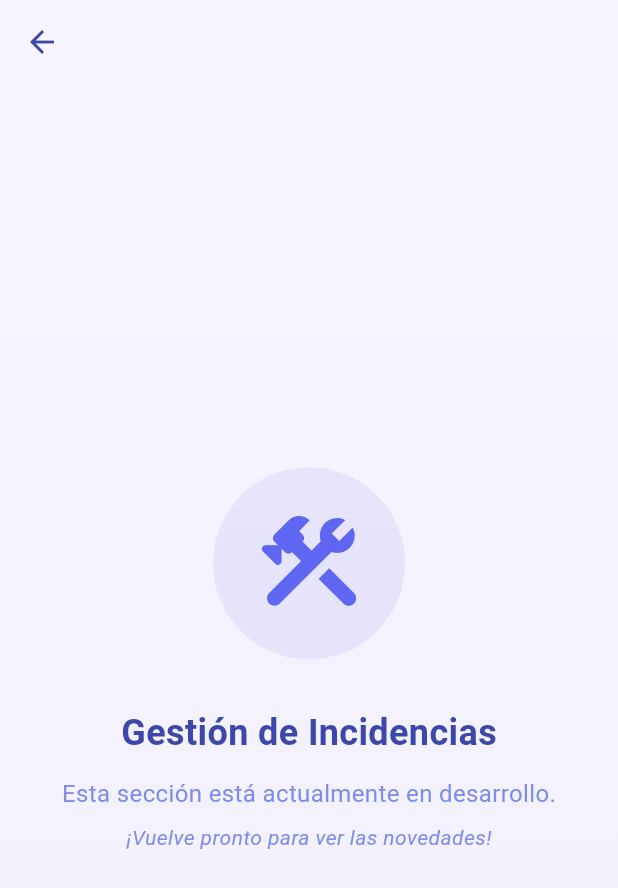
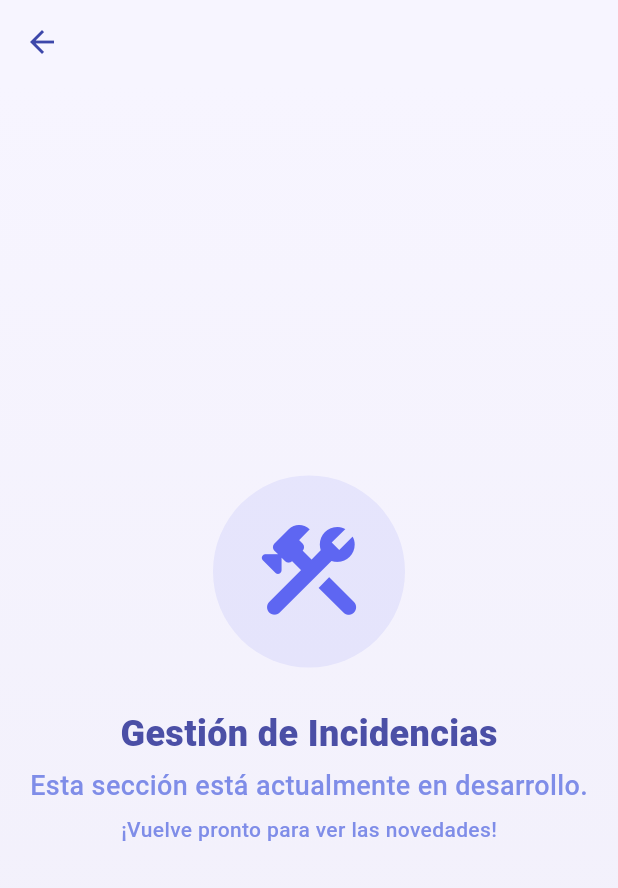
Before and after one commit to JSebasAM/AulaSmart-Front-end, a Flutter app: the AdminDashboardView screen opened by its route, after a tap on "Incidencias", on a phone screen of 412 x 824 dp. Shown: the top 888 px of the screen. Run offline on Flutter 3.47's test engine with Material 3 defaults, Android fonts, the light colour scheme and no system bars; our stand-ins replace dio, flutter_dotenv, flutter_riverpod, flutter_secure_storage, go_router, shared_preferences; accounts and stored records are empty; network calls fail.

Commit message:
style: Correciones en las vistas para su correcta implementación con los themes AUS-53

```diff
--- /dev/null
+++ b/devtools_options.yaml
@@ -0,0 +1,3 @@
+description: This file stores settings for Dart & Flutter DevTools.
+documentation: https://docs.flutter.dev/tools/devtools/extensions#configure-extension-enablement-states
+extensions:
--- a/lib/routes/app_routes.dart
+++ b/lib/routes/app_routes.dart
@@ -4,7 +4,6 @@ import 'package:aulasmart_front_end/views/app_shell_view.dart';
 import 'package:aulasmart_front_end/views/coming_soon_view.dart';
 import 'package:aulasmart_front_end/views/evidence_view.dart';
 import 'package:aulasmart_front_end/views/login_view.dart';
-import 'package:flutter/material.dart';
 import 'package:go_router/go_router.dart';
 
 final GoRouter routerProvider = GoRouter(
@@ -13,7 +12,7 @@ final GoRouter routerProvider = GoRouter(
   routes: [
     GoRoute(
       path: '/',
-      redirect: (_, __) => '/home',
+      redirect: (_, _) => '/home',
     ),
     GoRoute(
       path: '/login',
--- a/lib/views/admin/admin_dashboard_view.dart
+++ b/lib/views/admin/admin_dashboard_view.dart
@@ -1,6 +1,7 @@
 import 'package:flutter/material.dart';
 import 'package:go_router/go_router.dart';
 import '../../themes/app_colors.dart';
+import '../../themes/app_text_styles.dart';
 
 class AdminDashboardView extends StatelessWidget {
   const AdminDashboardView({super.key});
@@ -9,7 +10,7 @@ class AdminDashboardView extends StatelessWidget {
   Widget build(BuildContext context) {
     return Scaffold(
       appBar: AppBar(
-        title: const Text('Panel Administrativo', style: TextStyle(fontWeight: FontWeight.bold)),
+        title: Text('Panel Administrativo', style: AppTextStyles.sectionTitle.copyWith(fontSize: 22)),
         backgroundColor: Colors.transparent,
         elevation: 0,
         foregroundColor: AppColors.textPrimary,
@@ -22,18 +23,14 @@ class AdminDashboardView extends StatelessWidget {
             child: Column(
               crossAxisAlignment: CrossAxisAlignment.start,
               children: [
-                const Text(
+                Text(
                   'Bienvenido, Administrador',
-                  style: TextStyle(
-                    fontSize: 24,
-                    fontWeight: FontWeight.bold,
-                    color: AppColors.textPrimary,
-                  ),
+                  style: AppTextStyles.pageTitle.copyWith(fontSize: 24),
                 ),
                 const SizedBox(height: 8),
                 const Text(
                   'Selecciona una sección para gestionar el sistema.',
-                  style: TextStyle(color: AppColors.textSecondary),
+                  style: AppTextStyles.sectionBody,
                 ),
                 const SizedBox(height: 40),
                 Expanded(
@@ -110,11 +107,7 @@ class AdminDashboardView extends StatelessWidget {
               const SizedBox(height: 12),
               Text(
                 title,
-                style: const TextStyle(
-                  fontWeight: FontWeight.bold,
-                  fontSize: 16,
-                  color: AppColors.textPrimary,
-                ),
+                style: AppTextStyles.cardTitle,
               ),
             ],
           ),
--- a/lib/views/coming_soon_view.dart
+++ b/lib/views/coming_soon_view.dart
@@ -1,5 +1,6 @@
 import 'package:flutter/material.dart';
 import '../themes/app_colors.dart';
+import '../themes/app_text_styles.dart';
 
 class ComingSoonView extends StatelessWidget {
   final String featureName;
@@ -38,28 +39,17 @@ class ComingSoonView extends StatelessWidget {
             const SizedBox(height: 32),
             Text(
               featureName,
-              style: const TextStyle(
-                fontSize: 24,
-                fontWeight: FontWeight.bold,
-                color: AppColors.textPrimary,
-              ),
+              style: AppTextStyles.pageTitle.copyWith(fontSize: 24),
             ),
             const SizedBox(height: 12),
             const Text(
               'Esta sección está actualmente en desarrollo.',
-              style: TextStyle(
-                fontSize: 16,
-                color: AppColors.textSecondary,
-              ),
+              style: AppTextStyles.pageSubtitle,
             ),
             const SizedBox(height: 8),
             const Text(
               '¡Vuelve pronto para ver las novedades!',
-              style: TextStyle(
-                fontSize: 14,
-                color: AppColors.textSecondary,
-                fontStyle: FontStyle.italic,
-              ),
+              style: AppTextStyles.sectionBody,
             ),
           ],
         ),
--- a/lib/views/home_view.dart
+++ b/lib/views/home_view.dart
@@ -112,7 +112,7 @@ class _HomeViewState extends State<HomeView> {
               ),
               const SizedBox(height: 4),
               Text(
-                'Juan 👋',
+                'Buenos días,Juan 👋',
                 style: AppTextStyles.sectionTitle.copyWith(fontSize: 28),
               ),
               const SizedBox(height: 8),
--- a/lib/views/reservas_view.dart
+++ b/lib/views/reservas_view.dart
@@ -218,11 +218,7 @@ class _ReservaCard extends StatelessWidget {
             ),
             child: Text(
               data.descripcion,
-              style: const TextStyle(
-                color: AppColors.textPrimary,
-                fontSize: 12,
-                fontWeight: FontWeight.w500,
-              ),
+              style: AppTextStyles.cardSubtitle.copyWith(color: AppColors.textPrimary),
             ),
           ),
         ],
```
Also changed, not shown: lib/views/admin/admin_user_form_view.dart (+2 -6 lines), lib/views/admin/admin_users_view.dart (+7 -12 lines), lib/views/aula_detail_view.dart (+4 -8 lines), lib/views/evidence_view.dart (+7 -6 lines), lib/views/login_view.dart (+3 -12 lines), lib/views/new_report_modal_view.dart (+20 -53 lines), lib/views/perfil_view.dart (+4 -20 lines), lib/views/reportes_view.dart (+5 -8 lines).
